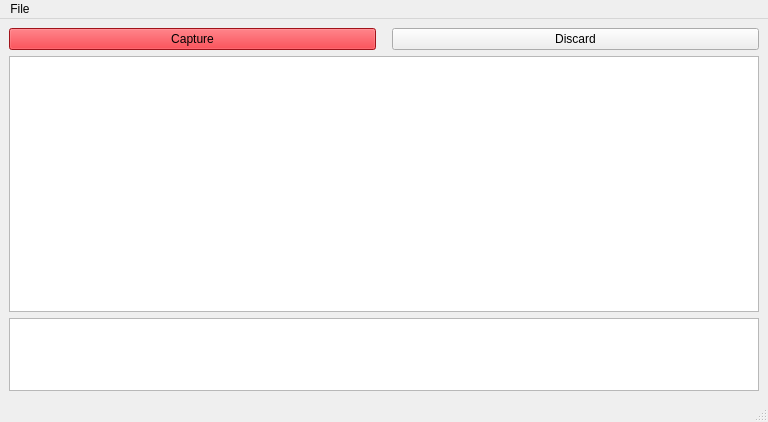
First picture: the form in src/ui/MainWindow/MainWindow.ui, repository panchis7u7/EMG_Data_Generator, before the edit.
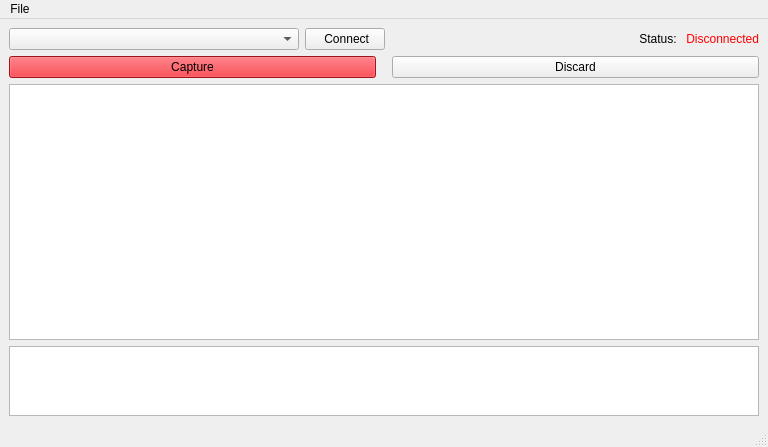
Second picture: the form after the edit. Custom widgets are drawn as their Qt base class.

Commit message: Implemente serialport graphical status support.

What changed in the file:
```diff
--- a/src/ui/MainWindow/MainWindow.ui
+++ b/src/ui/MainWindow/MainWindow.ui
@@ -7,7 +7,7 @@
     <x>0</x>
     <y>0</y>
     <width>768</width>
-    <height>422</height>
+    <height>427</height>
    </rect>
   </property>
   <property name="minimumSize">
@@ -20,8 +20,69 @@
    <string>MainWindow</string>
   </property>
   <widget class="QWidget" name="centralwidget">
-   <layout class="QGridLayout" name="gridLayout">
-    <item row="0" column="0">
+   <layout class="QVBoxLayout" name="verticalLayout">
+    <item>
+     <layout class="QHBoxLayout" name="horizontalLayout_2">
+      <item>
+       <widget class="QComboBox" name="cbSerialPorts">
+        <property name="sizePolicy">
+         <sizepolicy hsizetype="Minimum" vsizetype="Fixed">
+          <horstretch>0</horstretch>
+          <verstretch>0</verstretch>
+         </sizepolicy>
+        </property>
+       </widget>
+      </item>
+      <item>
+       <widget class="QPushButton" name="pbSerialCD">
+        <property name="sizePolicy">
+         <sizepolicy hsizetype="Fixed" vsizetype="Fixed">
+          <horstretch>0</horstretch>
+          <verstretch>0</verstretch>
+         </sizepolicy>
+        </property>
+        <property name="text">
+         <string> Connect</string>
+        </property>
+       </widget>
+      </item>
+      <item>
+       <widget class="QLabel" name="label">
+        <property name="text">
+         <string>Status: </string>
+        </property>
+        <property name="alignment">
+         <set>Qt::AlignRight|Qt::AlignTrailing|Qt::AlignVCenter</set>
+        </property>
+        <property name="margin">
+         <number>0</number>
+        </property>
+       </widget>
+      </item>
+      <item>
+       <widget class="QLabel" name="lblStatus">
+        <property name="sizePolicy">
+         <sizepolicy hsizetype="Fixed" vsizetype="Preferred">
+          <horstretch>0</horstretch>
+          <verstretch>0</verstretch>
+         </sizepolicy>
+        </property>
+        <property name="styleSheet">
+         <string notr="true">QLabel {
+	color: red;
+}</string>
+        </property>
+        <property name="text">
+         <string>Disconnected</string>
+        </property>
+        <property name="alignment">
+         <set>Qt::AlignRight|Qt::AlignTrailing|Qt::AlignVCenter</set>
+        </property>
+       </widget>
+      </item>
+     </layout>
+    </item>
+    <item>
      <layout class="QHBoxLayout" name="horizontalLayout">
       <item>
        <widget class="QPushButton" name="pbCapture">
@@ -146,7 +207,7 @@
       </item>
      </layout>
     </item>
-    <item row="1" column="0">
+    <item>
      <widget class="QChartView" name="gvChart">
       <property name="minimumSize">
        <size>
@@ -162,7 +223,7 @@
       </property>
      </widget>
     </item>
-    <item row="2" column="0">
+    <item>
      <widget class="QTableView" name="tvData">
       <property name="minimumSize">
        <size>
```
Left out of the diff: 2 changed lines with no effect on the pictures. The commit also changes 6 other files.
